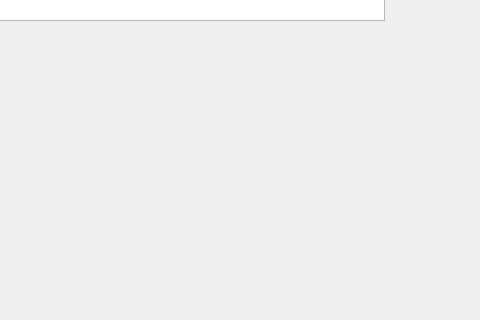
Qt form SpineToAttachUI/dialogtable.ui (ysw502320030/ui_demo) before a commit; both pictures show x 186 to 666 and y 260 to 580 of the 930 by 580 pixel window.
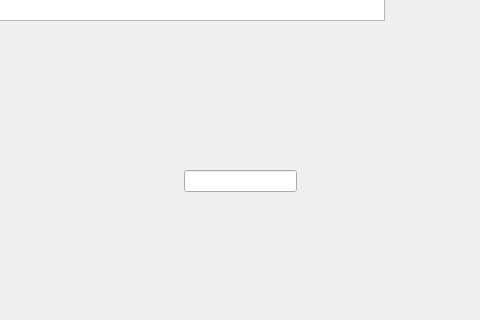
The same form after that commit.

What changed in the file:
```diff
--- a/SpineToAttachUI/dialogtable.ui
+++ b/SpineToAttachUI/dialogtable.ui
@@ -41,6 +41,16 @@
     </size>
    </property>
   </widget>
+  <widget class="QLineEdit" name="lineEdit">
+   <property name="geometry">
+    <rect>
+     <x>370</x>
+     <y>430</y>
+     <width>113</width>
+     <height>22</height>
+    </rect>
+   </property>
+  </widget>
  </widget>
  <resources/>
  <connections/>
```
